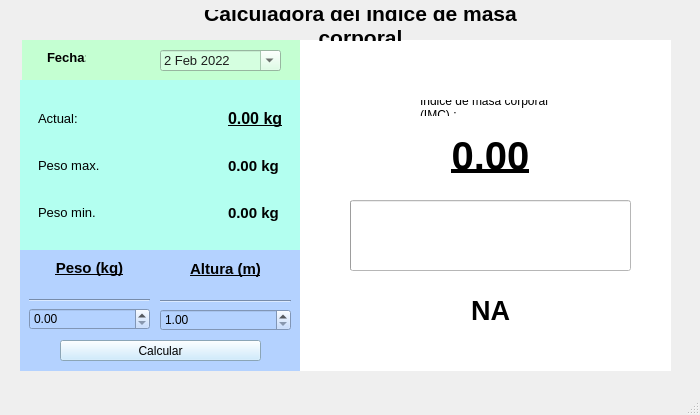
First picture: the form in ventanaprincipal.ui, repository ronnyR4815/P59-Calculo-de-IMC, before the edit.
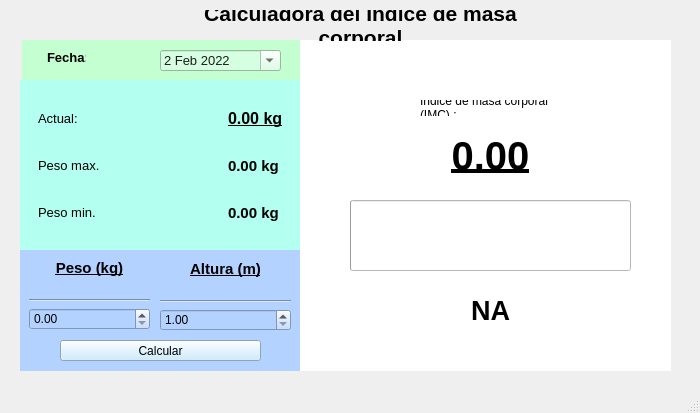
Second picture: the form after the edit. Icons and pictures are not drawn.

The edit to the form file:
```diff
--- a/ventanaprincipal.ui
+++ b/ventanaprincipal.ui
@@ -7,7 +7,7 @@
     <x>0</x>
     <y>0</y>
     <width>700</width>
-    <height>415</height>
+    <height>413</height>
    </rect>
   </property>
   <property name="minimumSize">
```
Left out of the diff: 10 changed lines with no effect on the pictures.
